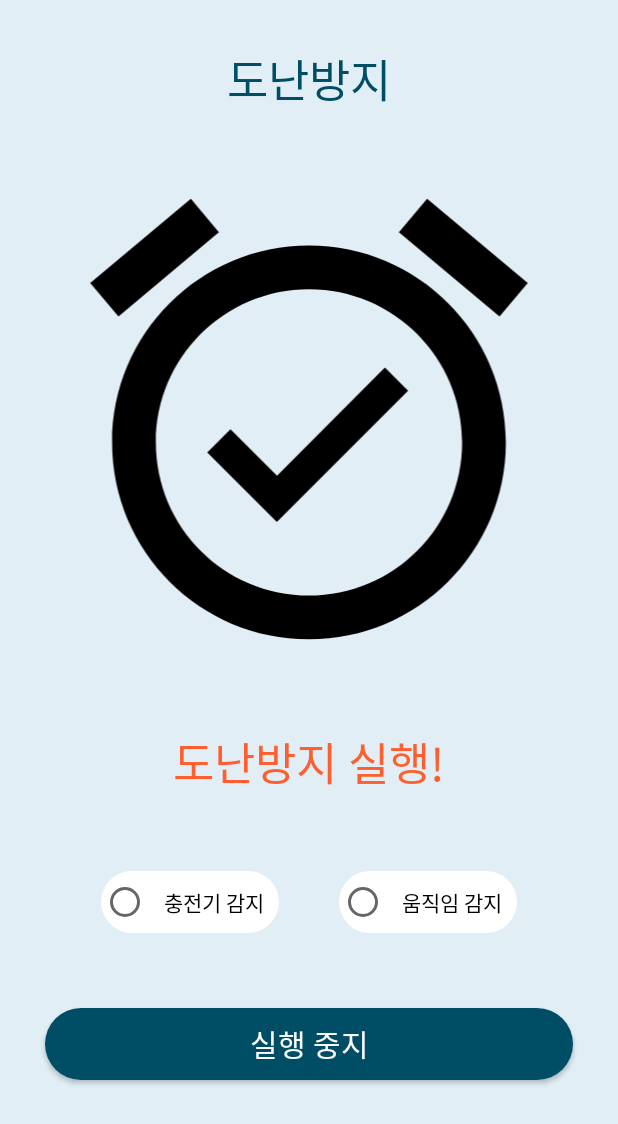
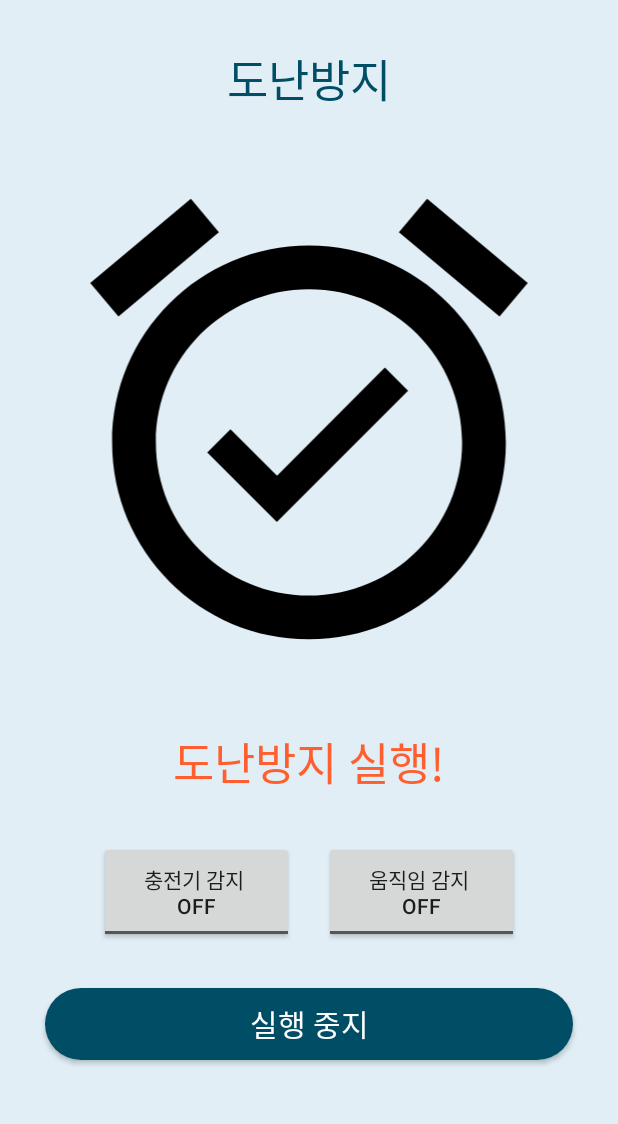
Before and after one commit to SeongraeKim/Antitheft, an Android app: the screen it shows after launch (MainActivity), after a tap on "도난방지 시작", on a phone screen of 412 x 824 dp. Shown: the top 1124 px of the screen. Run offline under Robolectric (Android 15) with nearby library versions, the phone set to English and light mode, and no system bars.

Commit message:
Android Antitheft App Updated

```diff
--- a/app/src/main/AndroidManifest.xml
+++ b/app/src/main/AndroidManifest.xml
@@ -26,6 +26,8 @@
                 <action android:name="android.intent.action.ACTION_POWER_DISCONNECTED" />
             </intent-filter>
         </receiver>
+
+        <service android:name=".AlarmService"/>
     </application>
 
 </manifest>
--- a/app/src/main/java/com/kim/antitheft/MainActivity.java
+++ b/app/src/main/java/com/kim/antitheft/MainActivity.java
@@ -19,10 +19,7 @@ public class MainActivity extends AppCompatActivity {
     MyBroadcastReceiver receiver;
     ImageView img;
     TextView textView;
-    RadioGroup rg;
-    RadioButton detectUSB;
-    RadioButton detectMove;
-    ToggleButton toggleButton;
+    ToggleButton detectUSB, detectMove, toggleButton;
     IntentFilter intentFilter;
 
     @Override
@@ -32,9 +29,8 @@ public class MainActivity extends AppCompatActivity {
 
         img = (ImageView) findViewById(R.id.img);
         textView = (TextView) findViewById(R.id.textView);
-        rg = (RadioGroup) findViewById(R.id.rg);
-        detectUSB = (RadioButton) findViewById(R.id.detectUSB);
-        detectMove = (RadioButton) findViewById(R.id.detectMove);
+        detectUSB = (ToggleButton) findViewById(R.id.toggleButton);
+        detectMove = (ToggleButton) findViewById(R.id.toggleButton);
         toggleButton = (ToggleButton) findViewById(R.id.toggleButton);
 
         receiver = new MyBroadcastReceiver();
@@ -42,35 +38,15 @@ public class MainActivity extends AppCompatActivity {
         intentFilter.addAction(Intent.ACTION_POWER_CONNECTED);
         intentFilter.addAction(Intent.ACTION_POWER_DISCONNECTED);
 
-        rg.setOnCheckedChangeListener(new RadioGroup.OnCheckedChangeListener() {
+        toggleButton.setOnClickListener(new View.OnClickListener() {
             @Override
-            public void onCheckedChanged(RadioGroup group, int checkedId) {
+            public void onClick(View v) {
+                if(toggleButton.isChecked()){                                                        // 도난방지 시작 버튼
 
-                if(checkedId == R.id.detectUSB){                                                     // 충전기 감지모드 작동
-                    Toast.makeText(
-                            getApplicationContext(),
-                            "충전기 감지",
-                            Toast.LENGTH_SHORT
-                    ).show();
+                    if(detectUSB.isChecked()){
+                        registerReceiver(receiver, intentFilter);
+                    }
 
-                }else if (checkedId == R.id.detectMove){                                             // 움직임 감지모드 작동
-                    Toast.makeText(
-                            getApplicationContext(),
-                            "움직임 감지",
-                            Toast.LENGTH_SHORT
-                    ).show();
-                }
-            }
-        });
-
-    }// onCreate
-
-    public void onToggleClicked(View v){                                                             // 토글버튼 클릭 시 Toast
-
-        boolean on = ((ToggleButton) v).isChecked();
-
-        if(on){                                                                                      // ON
-            registerReceiver(receiver, intentFilter);
                     img.setImageResource(R.drawable.ic_alarm_on_black_24dp);
                     textView.setText("도난방지 실행!");
 
@@ -80,16 +56,24 @@ public class MainActivity extends AppCompatActivity {
                             Toast.LENGTH_SHORT
                     ).show();
 
-        }else {                                                                                      // OFF
+                }else{                                                                               // 실행 중지 버튼
+                    unregisterReceiver(receiver);
+
 
                     img.setImageResource(R.drawable.ic_alarm_off_black_24dp);
                     textView.setText("도난방지 중지!");
+                    //detectUSB.setTextOff(null);
 
                     Toast.makeText(
                             getApplicationContext(),
                             "도난방지가 중지되었습니다.",
                             Toast.LENGTH_SHORT
                     ).show();
+
+                    stopService(new Intent(getApplicationContext(), AlarmService.class));
                 }
             }
+        });
+
+    }// onCreate
 }
--- a/app/src/main/res/layout/activity_main.xml
+++ b/app/src/main/res/layout/activity_main.xml
@@ -32,32 +32,29 @@
         android:textSize="30dp"
         android:text="도난방지 실행 중!"/>
 
-        <RadioGroup
-            android:id="@+id/rg"
+        <LinearLayout
             android:layout_width="match_parent"
             android:layout_height="wrap_content"
-            android:orientation="horizontal"
             android:gravity="center">
 
-            <RadioButton
+            <ToggleButton
                 android:id="@+id/detectUSB"
-                android:layout_width="wrap_content"
+                android:layout_width="130dp"
                 android:layout_height="wrap_content"
-                android:layout_margin="20dp"
-                android:padding="10dp"
-                android:text="충전기 감지"
-                android:background="@drawable/rounded_white"/>
+                android:layout_marginRight="20dp"
+                android:padding="15dp"
+                android:textOn="충전기 감지 \nON"
+                android:textOff="충전기 감지 \nOFF"/>
 
-            <RadioButton
+            <ToggleButton
                 android:id="@+id/detectMove"
-                android:layout_width="wrap_content"
+                android:layout_width="130dp"
                 android:layout_height="wrap_content"
-                android:layout_margin="20dp"
-                android:padding="10dp"
-                android:text="움직임 감지"
-                android:background="@drawable/rounded_white"/>
+                android:padding="15dp"
+                android:textOn="움직임 감지 \nON"
+                android:textOff="움직임 감지 \nOFF"/>
 
-        </RadioGroup>
+        </LinearLayout>
 
     <ToggleButton
         android:id="@+id/toggleButton"
@@ -69,7 +66,6 @@
         android:textColor="#fff"
         android:textSize="20dp"
         android:textOff="도난방지 시작"
-        android:textOn="실행 중지"
-        android:onClick="onToggleClicked"/>
+        android:textOn="실행 중지"/>
 
 </LinearLayout>
```
Also changed, not shown: app/src/main/java/com/kim/antitheft/AlarmService.java (added, +36 -0 lines), app/src/main/java/com/kim/antitheft/MyBroadcastReceiver.java (+9 -7 lines). Lines whose indentation alone changed are shown as unchanged.
